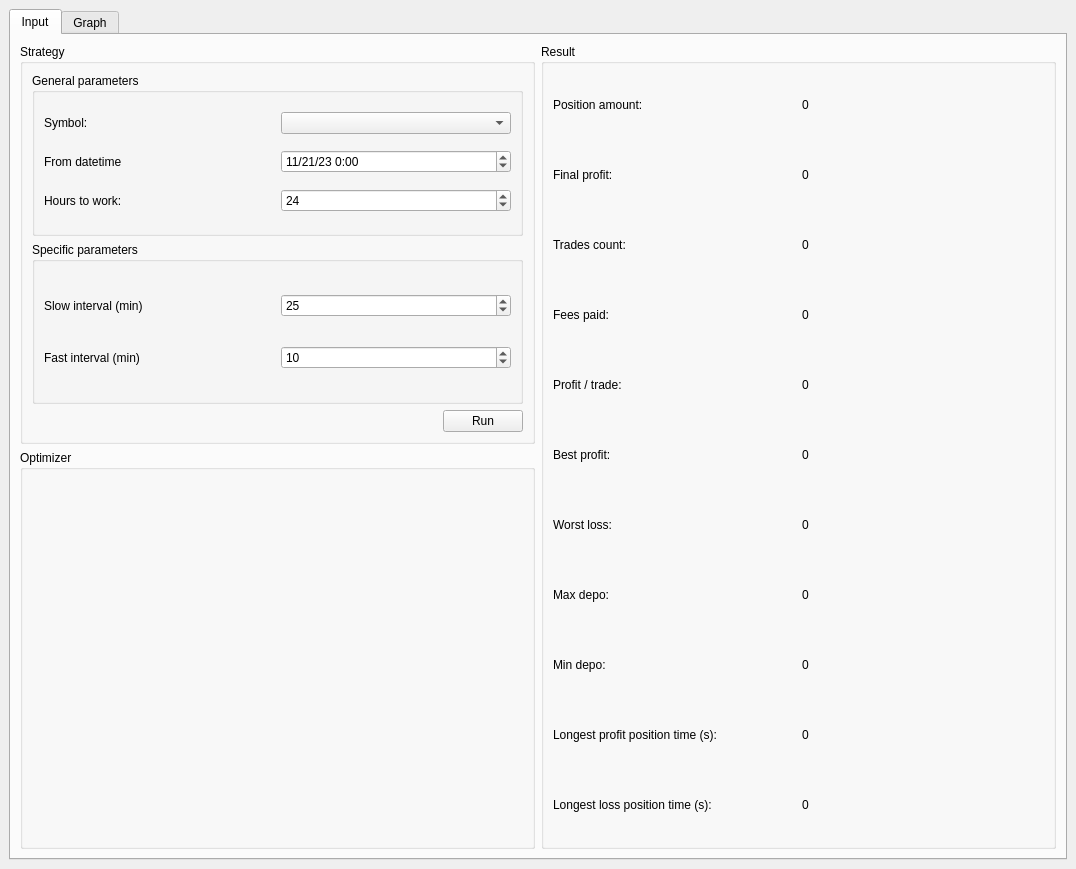
First picture: the form in frontend/mainwindow.ui, repository 84k491/crypto_cpp, before the edit.
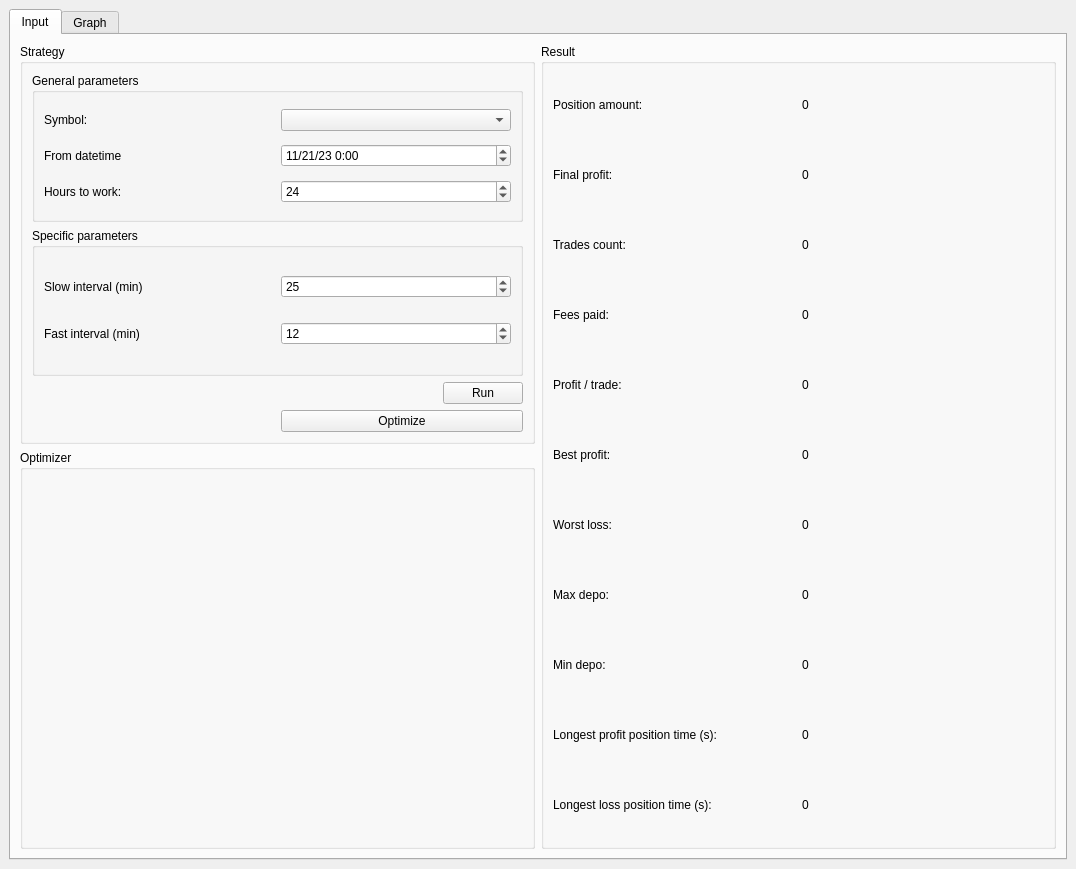
Second picture: the form after the edit.

```diff
--- a/frontend/mainwindow.ui
+++ b/frontend/mainwindow.ui
@@ -164,7 +164,7 @@
                   <item>
                    <widget class="QSpinBox" name="sb_fast_interval">
                     <property name="value">
-                     <number>10</number>
+                     <number>12</number>
                     </property>
                    </widget>
                   </item>
@@ -197,6 +197,24 @@
                </item>
               </layout>
              </item>
+             <item>
+              <layout class="QHBoxLayout" name="horizontalLayout_19">
+               <item>
+                <widget class="QLabel" name="lb_optimizer_progress">
+                 <property name="text">
+                  <string> </string>
+                 </property>
+                </widget>
+               </item>
+               <item>
+                <widget class="QPushButton" name="pb_optimize">
+                 <property name="text">
+                  <string>Optimize</string>
+                 </property>
+                </widget>
+               </item>
+              </layout>
+             </item>
             </layout>
            </widget>
           </item>
```
Left out of the diff: 2 changed lines with no effect on the pictures.
